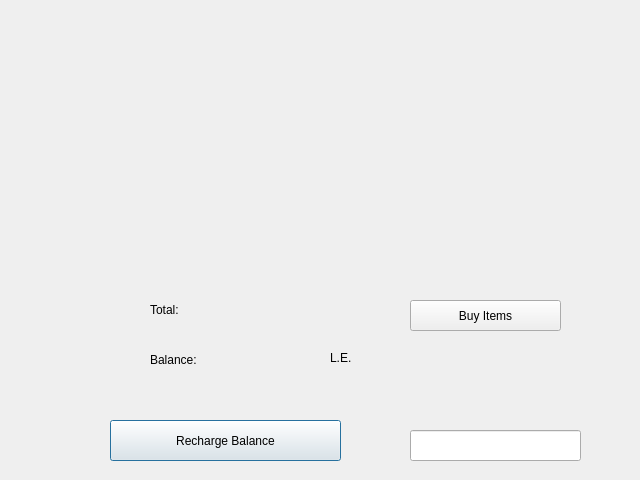
Old version of the form QT_Assignment/cart.ui in the repository Yasmina-Reda/QT_Assignment.
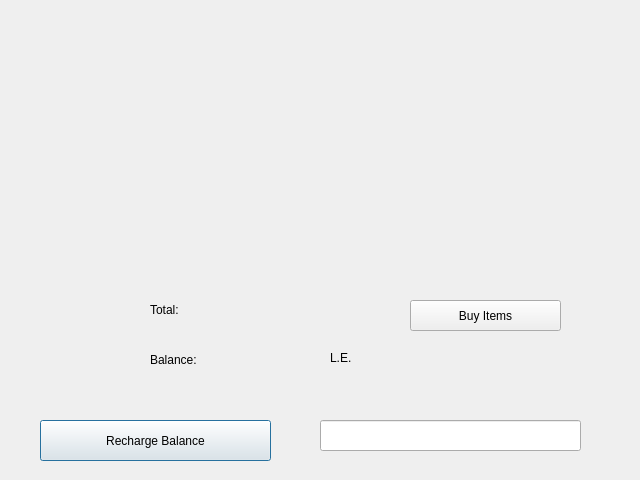
New version of the form.

The edit to the form file:
```diff
--- a/QT_Assignment/cart.ui
+++ b/QT_Assignment/cart.ui
@@ -16,7 +16,7 @@
   <widget class="QPushButton" name="pushButton_Recharge">
    <property name="geometry">
     <rect>
-     <x>110</x>
+     <x>40</x>
      <y>420</y>
      <width>231</width>
      <height>41</height>
@@ -29,9 +29,9 @@
   <widget class="QLineEdit" name="lineEdit_Recharge">
    <property name="geometry">
     <rect>
-     <x>410</x>
-     <y>430</y>
-     <width>171</width>
+     <x>320</x>
+     <y>420</y>
+     <width>261</width>
      <height>31</height>
     </rect>
    </property>
```
